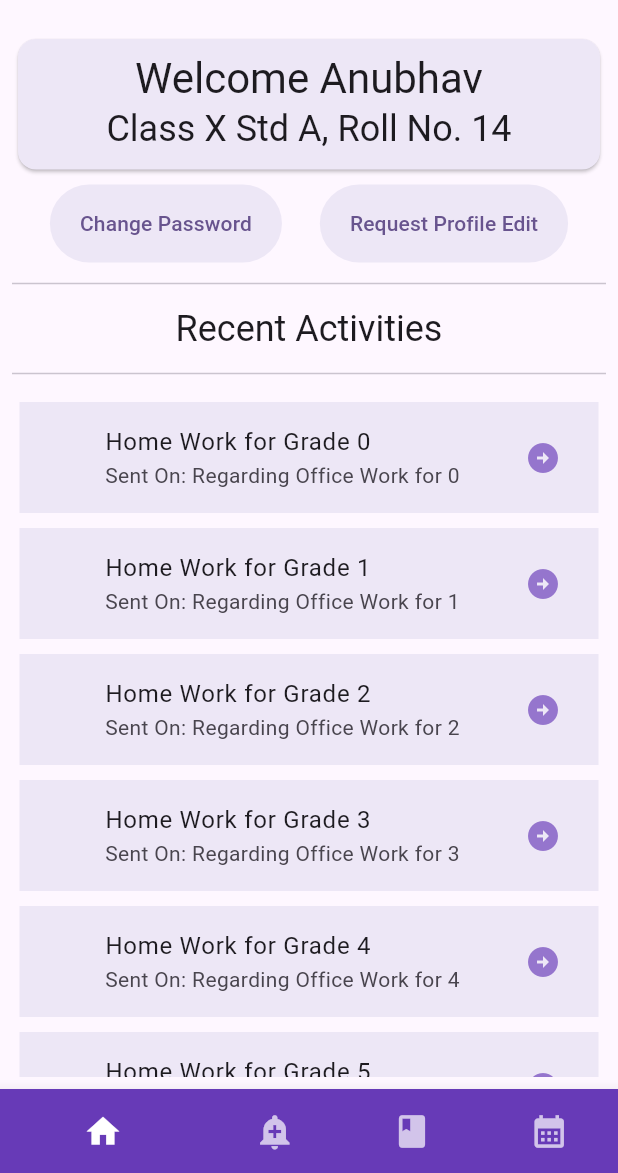
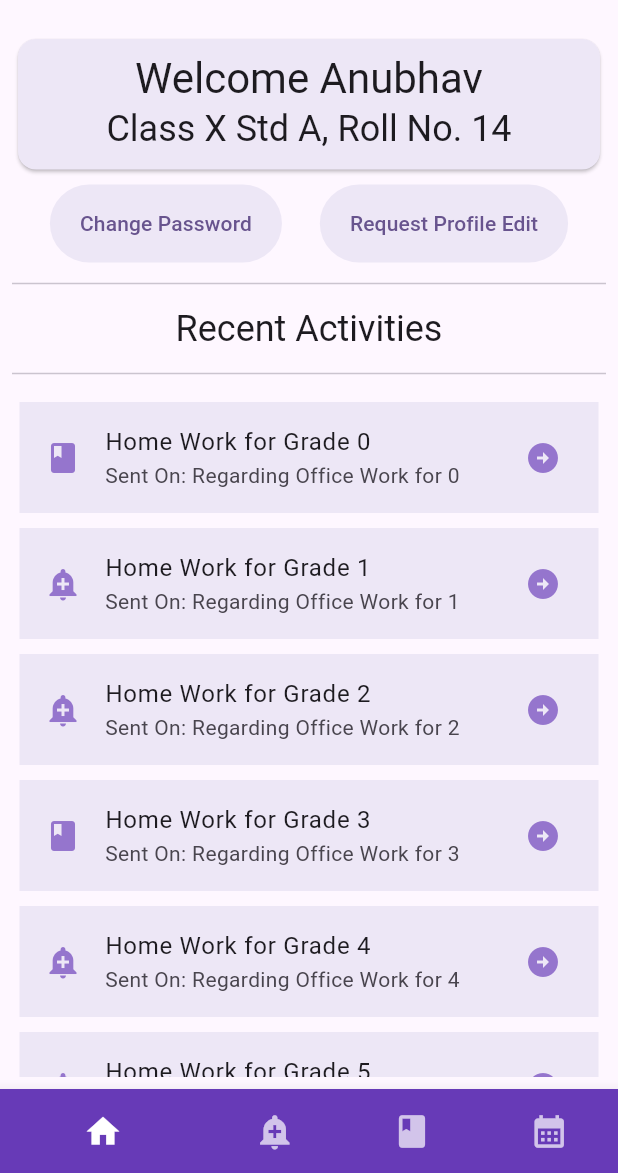
Before and after one commit to LazyyVenom/School_Manager, a Flutter app: the screen it shows after launch, on a phone screen of 412 x 824 dp, the part 63-1236 px from its top. Run offline on Flutter 3.47's test engine with Material 3 defaults, Android fonts, the phone set to English and light mode, and no system bars.

Commit message:
Changed Icons

```diff
--- a/lib/alert_page.dart
+++ b/lib/alert_page.dart
@@ -29,6 +29,7 @@ class AlertPage extends StatelessWidget {
                         padding: const EdgeInsets.all(1),
                         color: Colors.deepPurple[50],
                         child: ListTile(
+                          leading: Icon(Icons.add_alert, color: Colors.deepPurple[300],),
                           title: Text("Home Work for Grade $index "),
                           subtitle:
                               Text("Sent On: Regarding Office Work for $index"),
--- a/lib/home_page.dart
+++ b/lib/home_page.dart
@@ -88,7 +88,7 @@ class HomePage extends StatelessWidget {
                           padding: const EdgeInsets.all(1),
                           color: Colors.deepPurple[50],
                           child: ListTile(
-                            leading: index % 3 == 0 ? Icon(Icons.book, color: Colors.deepPurple[50],) : Icon(Icons.alarm, color: Colors.deepPurple[50],),
+                            leading: index % 3 == 0 ? Icon(Icons.book, color: Colors.deepPurple[300],) : Icon(Icons.add_alert, color: Colors.deepPurple[300],),
                             title: Text("Home Work for Grade $index "),
                             subtitle: Text("Sent On: Regarding Office Work for $index"),
                             trailing: Icon(
```
